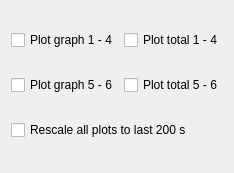
This is plotter.ui in goodvin360/pivn_app as Qt 5 draws it before an edit. The edited form follows.
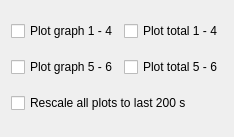
This is the edited form.

Patch:
```diff
--- a/plotter.ui
+++ b/plotter.ui
@@ -7,7 +7,7 @@
     <x>0</x>
     <y>0</y>
     <width>212</width>
-    <height>173</height>
+    <height>137</height>
    </rect>
   </property>
   <property name="windowTitle">
```
